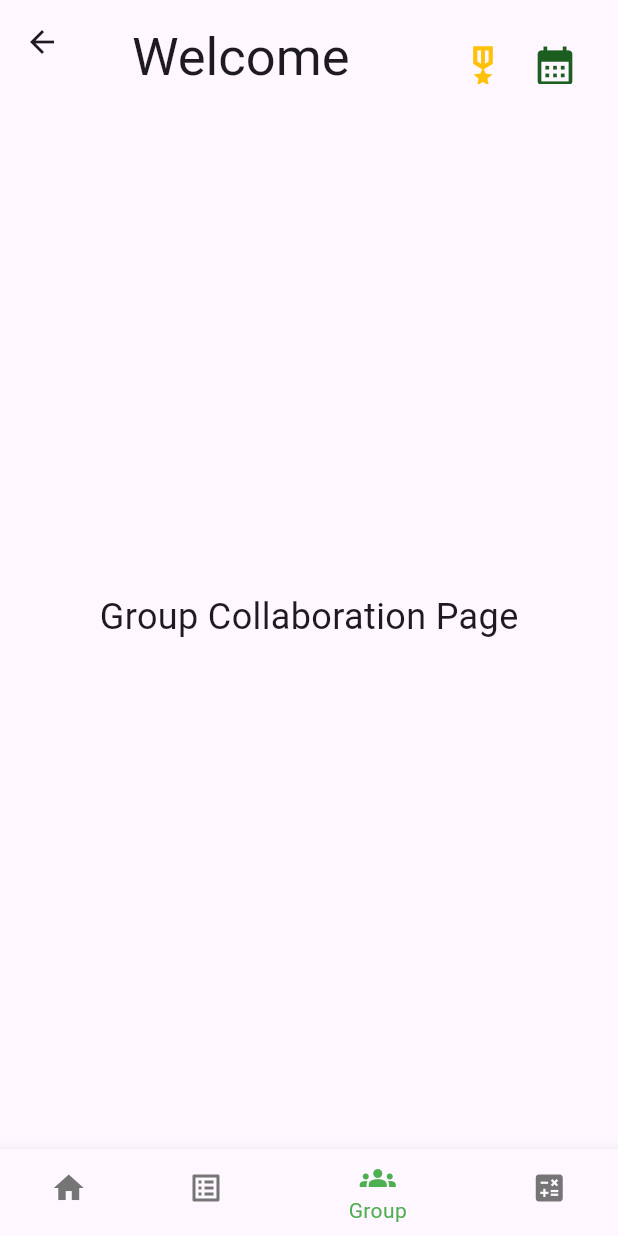
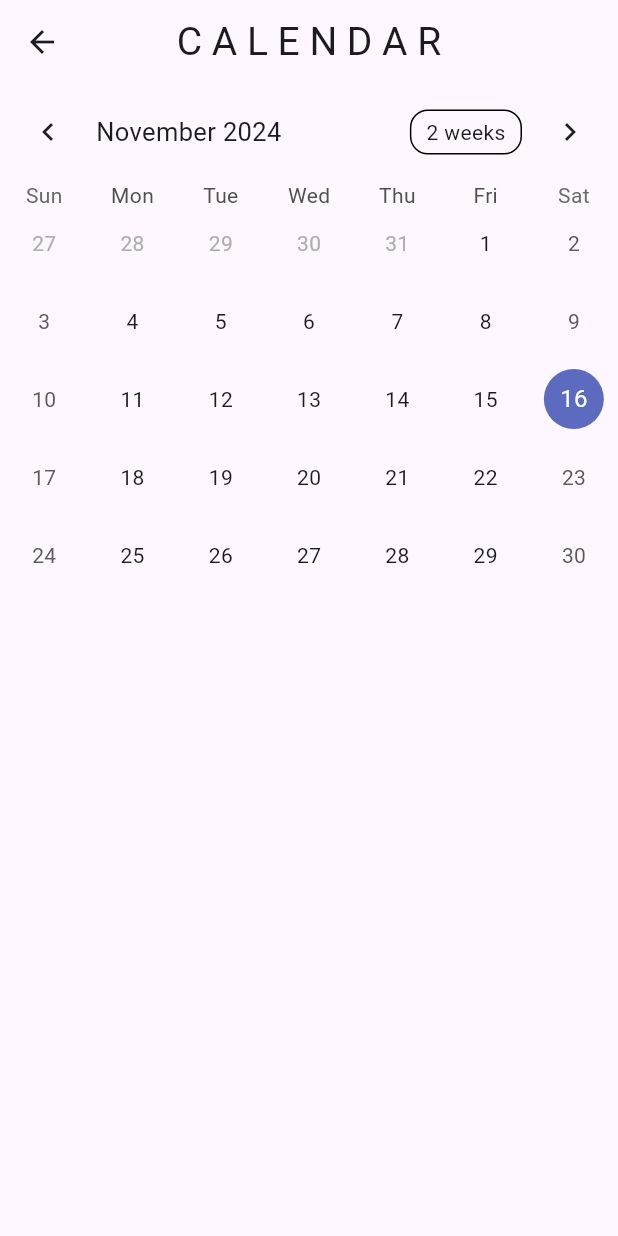
Before and after one commit to adlinzahid/pomodoropro, a Flutter app: the MyHomePage screen opened directly, item 3 of the bottom bar chosen, after a tap on the "calendar month" icon, on a phone screen of 412 x 824 dp. Run offline on Flutter 3.47's test engine with Material 3 defaults, Android fonts, the phone set to English and light mode, and no system bars; drawn by our look-alikes of table_calendar; our stand-ins replace cloud_firestore, firebase_auth, firebase_core; accounts and stored records are empty.

Commit message:
adlin merge su changes

```diff
--- /dev/null
+++ b/lib/calendar_event.dart
@@ -0,0 +1,71 @@
+import 'package:flutter/material.dart';
+import 'package:table_calendar/table_calendar.dart';
+
+class CalendarEventPage extends StatefulWidget {
+  const CalendarEventPage({Key? key}) : super(key: key);
+
+  @override
+  _CalendarEventPageState createState() => _CalendarEventPageState();
+}
+
+class _CalendarEventPageState extends State<CalendarEventPage> {
+  late DateTime _focusedDay;
+  late DateTime _selectedDay;
+  late CalendarFormat _calendarFormat;
+
+  @override
+  void initState() {
+    super.initState();
+    _focusedDay = DateTime.now();
+    _selectedDay = DateTime.now();
+    _calendarFormat = CalendarFormat.month;
+  }
+
+  // function to get the events for a specific day
+
+  List<String> _getEventsForDay(DateTime day) {
+    return [];
+  }
+
+  Widget build(BuildContext context) {
+    return Scaffold(
+      appBar: AppBar(
+        title: const Text("C A L E N D A R", style: TextStyle(fontSize: 26)),
+        centerTitle: true,
+      ),
+      body: Column(
+        children: [
+          TableCalendar(
+            firstDay: DateTime.utc(2020, 1, 1),
+            lastDay: DateTime.utc(2030, 12, 31),
+            focusedDay: _focusedDay,
+            selectedDayPredicate: (day) => isSameDay(_selectedDay, day),
+            calendarFormat: _calendarFormat,
+            onFormatChanged: (format) {
+              setState(() {
+                _calendarFormat = format; // Update the format
+              });
+            },
+            onDaySelected: (selectedDay, focusedDay) {
+              setState(() {
+                _selectedDay = selectedDay; // Update the selected day
+                _focusedDay = focusedDay; // Update the focused day
+              });
+            },
+            onPageChanged: (focusedDay) {
+              setState(() {
+                _focusedDay = focusedDay;
+              });
+            },
+            eventLoader: _getEventsForDay, // Load events for a specific day
+          ),
+          //TableCalendar
+
+          ..._getEventsForDay(_selectedDay)
+              .map((event) => ListTile(title: Text(event)))
+              .toList(), // Display the events for the selected day
+        ],
+      ),
+    );
+  }
+}
--- a/lib/main.dart
+++ b/lib/main.dart
@@ -3,6 +3,9 @@
 import 'package:firebase_core/firebase_core.dart';
 import 'firebase_options.dart';
 import 'splashscreen.dart';
+import 'package:cloud_firestore/cloud_firestore.dart'; // Import Firestore
+import 'package:intl/intl.dart'; // For date formatting
+import 'package:pomodoro_pro/calendar_event.dart';
 
 Future<void> main() async {
   WidgetsFlutterBinding.ensureInitialized();
@@ -17,7 +20,7 @@
   @override
   Widget build(BuildContext context) {
     return MaterialApp(
-      debugShowCheckedModeBanner:false,
+      debugShowCheckedModeBanner: false,
       title: 'Pomodoro Pro',
       theme: ThemeData(),
       home: SplashScreen(), //app will first show splash screen
@@ -79,7 +82,11 @@
               icon: Icon(Icons.calendar_month, color: Colors.green[900]),
               iconSize: 31.0,
               onPressed: () {
-                print('Calendar Clicked');
+                Navigator.push(
+                    context,
+                    MaterialPageRoute(
+                        builder: (context) =>
+                            CalendarEventPage())); // Navigate to the calendar_schedule page
               },
             ),
           ),
@@ -114,35 +121,47 @@
   }
 }
 
-// Define the new HomePage widget with the clickable box and sign-up button
+// Define the new HomePage widget with task fetching and display functionality
 class HomePage extends StatelessWidget {
   const HomePage({super.key});
+
+  // Fetch tasks from Firebase Firestore
+  Stream<QuerySnapshot> getTodayTasks() {
+    final today = DateTime.now();
+    final todayStart = DateTime(today.year, today.month, today.day);
+    final tomorrowStart = todayStart.add(const Duration(days: 1));
+
+    // Query for tasks where 'date' is today
+    return FirebaseFirestore.instance
+        .collection('tasks')
+        .where('date', isGreaterThanOrEqualTo: todayStart)
+        .where('date', isLessThan: tomorrowStart)
+        .snapshots();
+  }
 
   @override
   Widget build(BuildContext context) {
     return Column(
-      crossAxisAlignment: CrossAxisAlignment.start, // Align content to the left
+      crossAxisAlignment: CrossAxisAlignment.start,
       children: [
         Padding(
-          padding: const EdgeInsets.all(10.0), // Space from AppBar
+          padding: const EdgeInsets.all(10.0),
           child: GestureDetector(
             onTap: () {
-              // Define the action on tap here
               print('Box Clicked');
             },
             child: Container(
-              width: 400.0, // Width of the box
-              height: 200.0, // Height of the box
+              width: 400.0,
+              height: 200.0,
               decoration: BoxDecoration(
-                color: const Color.fromARGB(
-                    255, 101, 181, 103), // Background color of the box
-                borderRadius: BorderRadius.circular(8.0), // Rounded corners
+                color: const Color.fromARGB(255, 101, 181, 103),
+                borderRadius: BorderRadius.circular(8.0),
                 boxShadow: [
                   BoxShadow(
                     color: Colors.black.withOpacity(0.2),
                     spreadRadius: 3,
                     blurRadius: 5,
-                    offset: Offset(0, 3), // Changes position of shadow
+                    offset: Offset(0, 3),
                   ),
                 ],
               ),
@@ -156,7 +175,7 @@
                       fontSize: 45.0,
                     ),
                   ),
-                  SizedBox(height: 10.0), // Space between texts
+                  SizedBox(height: 10.0),
                   Text(
                     'Current Streak',
                     style: TextStyle(
@@ -170,8 +189,7 @@
           ),
         ),
         Padding(
-          padding: const EdgeInsets.only(
-              left: 16.0, top: 20.0), // Align to the left like "Welcome"
+          padding: const EdgeInsets.only(left: 16.0, top: 20.0),
           child: Row(
             children: [
               const Text(
@@ -189,6 +207,40 @@
             ],
           ),
         ),
+        Expanded(
+          child: StreamBuilder<QuerySnapshot>(
+            stream: getTodayTasks(), // Fetch tasks from Firebase
+            builder: (context, snapshot) {
+              if (snapshot.connectionState == ConnectionState.waiting) {
+                return const Center(child: CircularProgressIndicator());
+              }
+
+              if (snapshot.hasError) {
+                return Center(child: Text('Error: ${snapshot.error}'));
+              }
+
+              final todayTasks = snapshot.data!.docs;
+              if (todayTasks.isEmpty) {
+                return const Center(child: Text('No tasks for today!'));
+              }
+
+              return ListView.builder(
+                itemCount: todayTasks.length,
+                itemBuilder: (context, index) {
+                  final task = todayTasks[index];
+                  final taskDate = (task['date'] as Timestamp).toDate();
+                  final taskTime = task['time'];
+                  return ListTile(
+                    title: Text(task['name']),
+                    subtitle: Text(
+                      '${DateFormat.yMMMd().format(taskDate)} at $taskTime',
+                    ),
+                  );
+                },
+              );
+            },
+          ),
+        ),
       ],
     );
   }
--- a/pubspec.yaml
+++ b/pubspec.yaml
@@ -36,6 +36,7 @@ dependencies:
   flutter:
     sdk: flutter
   intl: ^0.19.0
+  table_calendar: ^3.1.2
 
 dev_dependencies:
   flutter_lints: ^5.0.0
```
Also changed, not shown: pubspec.lock.
